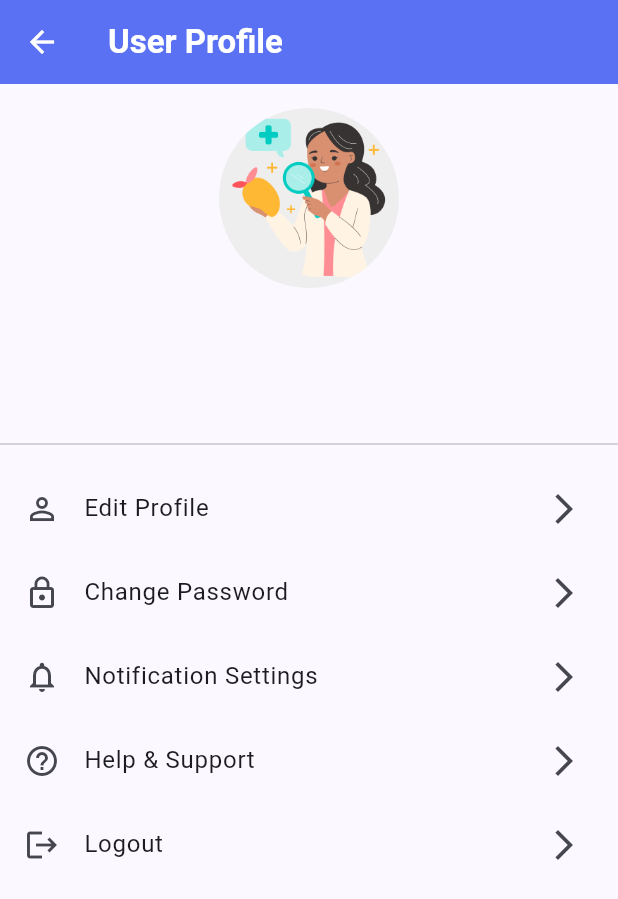
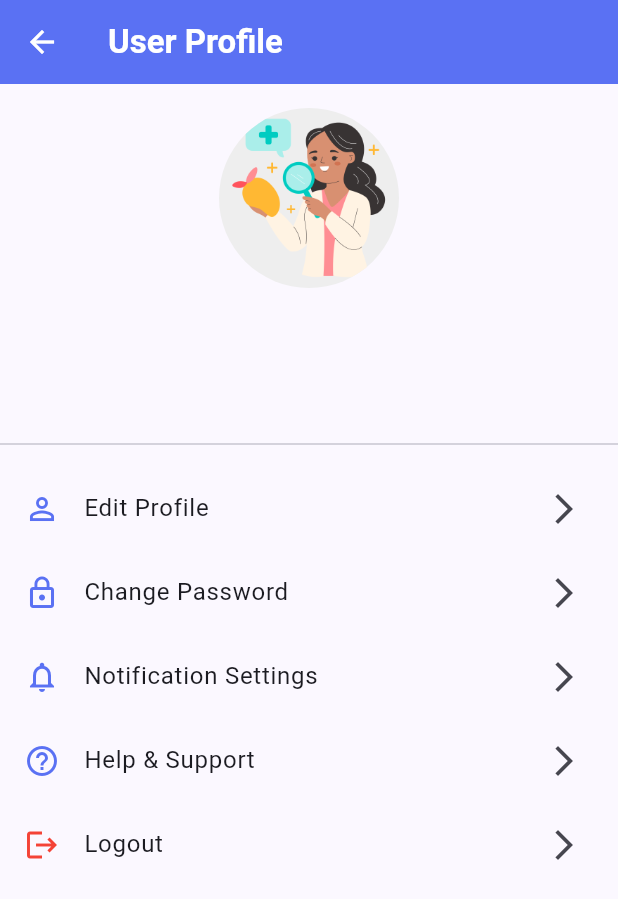
Before and after one commit to MengSeng99/nutricare, a Flutter app: the UserProfileScreen screen opened directly, on a phone screen of 412 x 824 dp. Shown: the top 899 px of the screen. Run offline on Flutter 3.47's test engine with Material 3 defaults, Android fonts, the phone set to English and light mode, and no system bars; our stand-ins replace cloud_firestore, firebase_auth, firebase_core; accounts and stored records are empty.

Commit message:
update log out features

```diff
--- a/lib/user_profile.dart
+++ b/lib/user_profile.dart
@@ -1,6 +1,7 @@
 import 'package:cloud_firestore/cloud_firestore.dart';
 import 'package:firebase_auth/firebase_auth.dart';
 import 'package:flutter/material.dart';
+import 'login.dart';
 
 class UserProfileScreen extends StatefulWidget {
   const UserProfileScreen({super.key});
@@ -101,7 +102,7 @@ class _UserProfileScreenState extends State<UserProfileScreen> {
 
                   // Profile Options
                   ListTile(
-                    leading: const Icon(Icons.person_outline),
+                    leading: const Icon(Icons.person_outline, color: Color.fromARGB(255, 90, 113, 243)),
                     title: const Text("Edit Profile"),
                     trailing: const Icon(Icons.arrow_forward_ios),
                     onTap: () {
@@ -109,7 +110,7 @@ class _UserProfileScreenState extends State<UserProfileScreen> {
                     },
                   ),
                   ListTile(
-                    leading: const Icon(Icons.lock_outline),
+                    leading: const Icon(Icons.lock_outline, color: Color.fromARGB(255, 90, 113, 243)),
                     title: const Text("Change Password"),
                     trailing: const Icon(Icons.arrow_forward_ios),
                     onTap: () {
@@ -117,7 +118,7 @@ class _UserProfileScreenState extends State<UserProfileScreen> {
                     },
                   ),
                   ListTile(
-                    leading: const Icon(Icons.notifications_outlined),
+                    leading: const Icon(Icons.notifications_outlined, color: Color.fromARGB(255, 90, 113, 243)),
                     title: const Text("Notification Settings"),
                     trailing: const Icon(Icons.arrow_forward_ios),
                     onTap: () {
@@ -125,7 +126,7 @@ class _UserProfileScreenState extends State<UserProfileScreen> {
                     },
                   ),
                   ListTile(
-                    leading: const Icon(Icons.help_outline),
+                    leading: const Icon(Icons.help_outline, color: Color.fromARGB(255, 90, 113, 243)),
                     title: const Text("Help & Support"),
                     trailing: const Icon(Icons.arrow_forward_ios),
                     onTap: () {
@@ -133,13 +134,17 @@ class _UserProfileScreenState extends State<UserProfileScreen> {
                     },
                   ),
                   ListTile(
-                    leading: const Icon(Icons.logout),
+                    leading: const Icon(Icons.logout, color: Colors.red), // Logout icon in red color
                     title: const Text("Logout"),
                     trailing: const Icon(Icons.arrow_forward_ios),
                     onTap: () {
-                      // Handle logout action
+                      // Handle logout action and navigate to Login page
                       FirebaseAuth.instance.signOut().then((value) {
-                        Navigator.of(context).pop(); // Close the profile page
+                        Navigator.pushAndRemoveUntil(
+                          context,
+                          MaterialPageRoute(builder: (context) => const LoginPage()),
+                          (Route<dynamic> route) => false,
+                        );
                       });
                     },
                   ),
```
